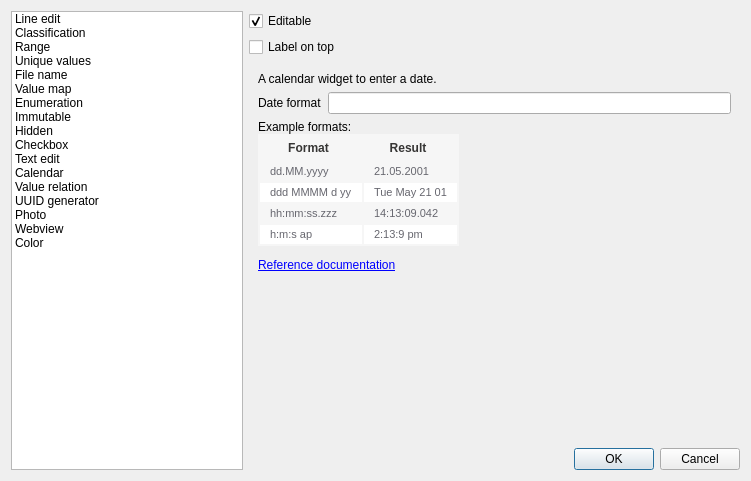
First picture: the form in src/ui/qgsattributetypeedit.ui, repository daveisfera/QGIS, before the edit.
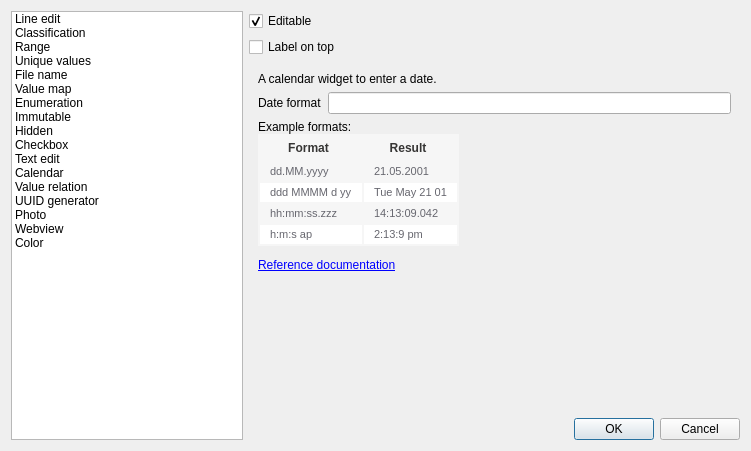
Second picture: the form after the edit.

```diff
--- a/src/ui/qgsattributetypeedit.ui
+++ b/src/ui/qgsattributetypeedit.ui
@@ -7,7 +7,7 @@
     <x>0</x>
     <y>0</y>
     <width>751</width>
-    <height>481</height>
+    <height>451</height>
    </rect>
   </property>
   <property name="windowTitle">
```
